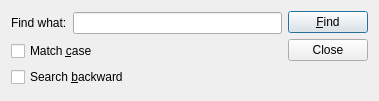
Before: the Qt Designer form TinyEditor/finddialog.ui in wzpan/Qt_Toys, drawn with Qt 5.
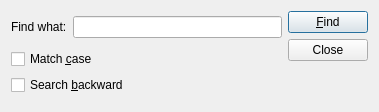
After: the same form once the commit is applied.

Diff of the .ui file:
```diff
--- a/TinyEditor/finddialog.ui
+++ b/TinyEditor/finddialog.ui
@@ -7,7 +7,7 @@
     <x>0</x>
     <y>0</y>
     <width>379</width>
-    <height>101</height>
+    <height>112</height>
    </rect>
   </property>
   <property name="sizePolicy">
```
Left out of the diff: 2 changed lines with no effect on the pictures.
